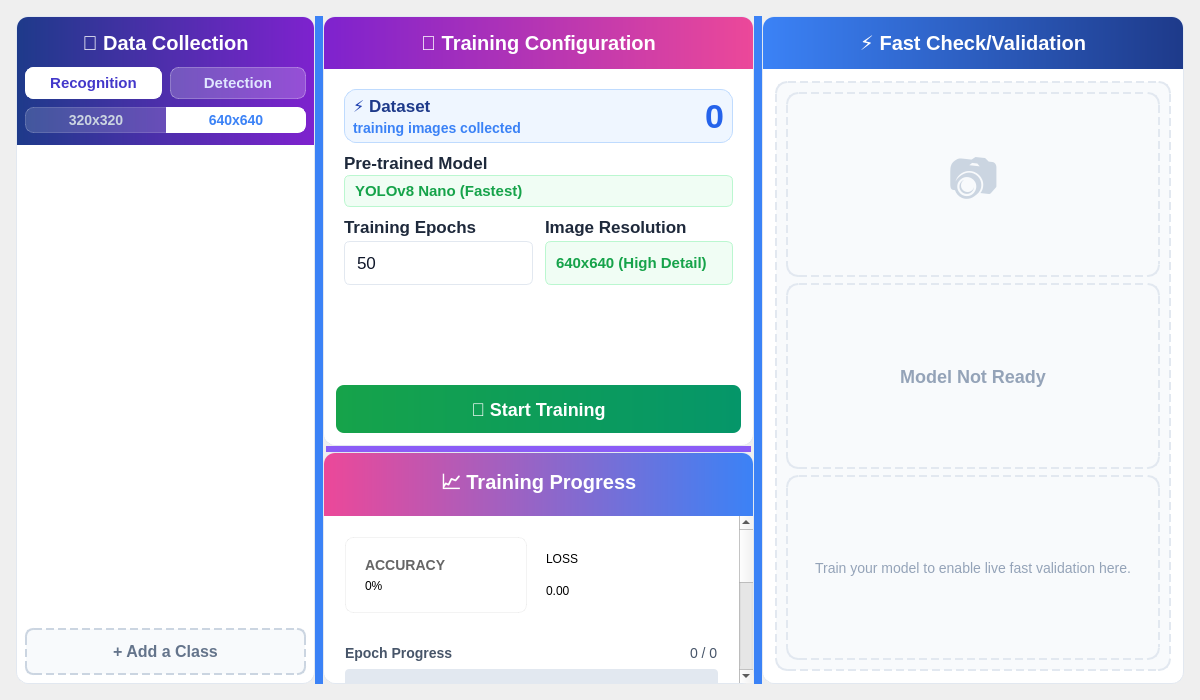
This is src/ui/training_mode.ui in tttruc1411-tech/AI_Education_App as Qt 5 draws it before an edit. The edited form follows.
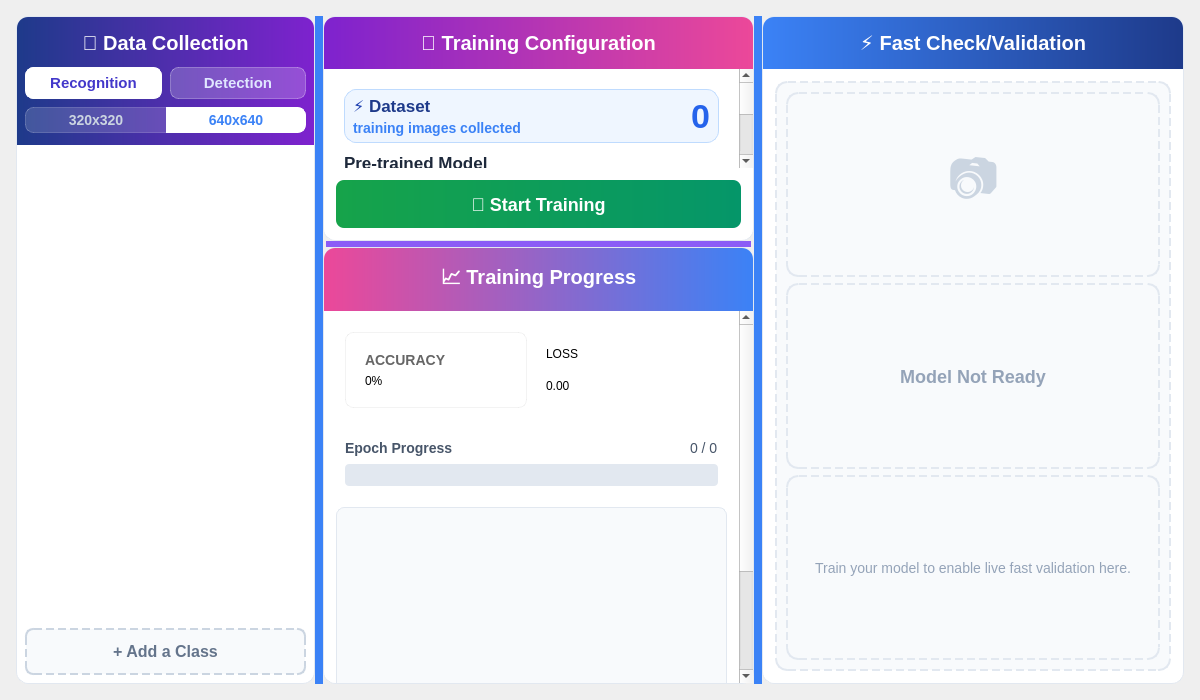
This is the edited form.

Commit message: Jeson commit: support training features.

```diff
--- a/src/ui/training_mode.ui
+++ b/src/ui/training_mode.ui
@@ -218,7 +218,7 @@
       <property name="handleWidth"><number>6</number></property>
 
       <widget class="QFrame" name="configPanel">
-       <property name="sizePolicy"><sizepolicy hsizetype="Preferred" vsizetype="Expanding"><horstretch>0</horstretch><verstretch>2</verstretch></sizepolicy></property>
+       <property name="sizePolicy"><sizepolicy hsizetype="Preferred" vsizetype="Expanding"><horstretch>0</horstretch><verstretch>10</verstretch></sizepolicy></property>
        <layout class="QVBoxLayout" name="midLayout">
         <property name="spacing"><number>0</number></property>
         <property name="leftMargin"><number>0</number></property>
@@ -362,7 +362,7 @@
       </widget>
  
       <widget class="QFrame" name="progressPanel">
-       <property name="sizePolicy"><sizepolicy hsizetype="Preferred" vsizetype="Expanding"><horstretch>0</horstretch><verstretch>1</verstretch></sizepolicy></property>
+       <property name="sizePolicy"><sizepolicy hsizetype="Preferred" vsizetype="Expanding"><horstretch>0</horstretch><verstretch>18</verstretch></sizepolicy></property>
        <layout class="QVBoxLayout" name="progressLayout">
         <property name="spacing"><number>0</number></property>
         <property name="leftMargin"><number>0</number></property>
@@ -440,9 +440,9 @@
              </widget>
             </item>
             
-            <item><widget class="QFrame" name="chartLoss"><property name="minimumSize"><size><width>0</width><height>140</height></size></property><property name="styleSheet"><string notr="true">background: #f8fafc; border: 1px solid #e2e8f0; border-radius: 8px;</string></property></widget></item>
-            
-            <item><widget class="QPlainTextEdit" name="txtTrainLog"><property name="readOnly"><bool>true</bool></property><property name="styleSheet"><string notr="true">background: #f8fafc; color: #475569; border: 1px solid #e2e8f0; font-family: 'Consolas'; font-size: 10px; padding: 5px;</string></property></widget></item>
+            <item><widget class="QFrame" name="chartAcc"><property name="minimumSize"><size><width>0</width><height>220</height></size></property><property name="sizePolicy"><sizepolicy hsizetype="Preferred" vsizetype="Expanding"><horstretch>0</horstretch><verstretch>3</verstretch></sizepolicy></property><property name="styleSheet"><string notr="true">background: #f8fafc; border: 1px solid #e2e8f0; border-radius: 8px;</string></property></widget></item>
+
+            <item><widget class="QPlainTextEdit" name="txtTrainLog"><property name="readOnly"><bool>true</bool></property><property name="maximumSize"><size><width>16777215</width><height>120</height></size></property><property name="styleSheet"><string notr="true">background: #f8fafc; color: #475569; border: 1px solid #e2e8f0; font-family: 'Consolas'; font-size: 10px; padding: 5px; border-radius: 0 0 6px 6px;</string></property></widget></item>
             
            </layout>
           </widget>
```
The commit also changes 312 other files.
